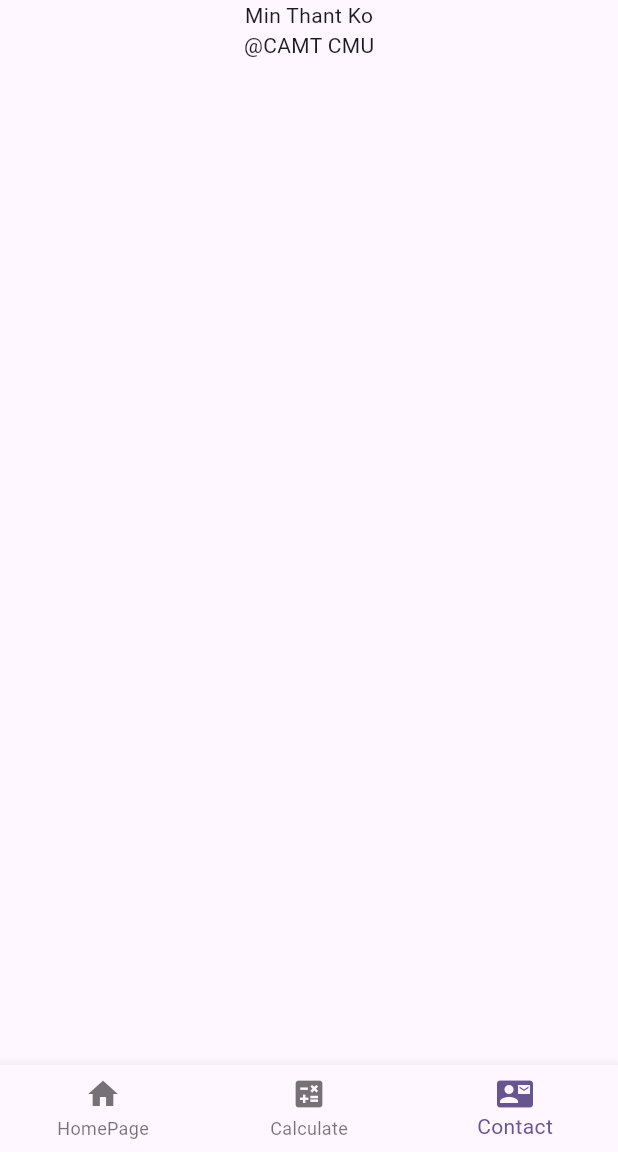
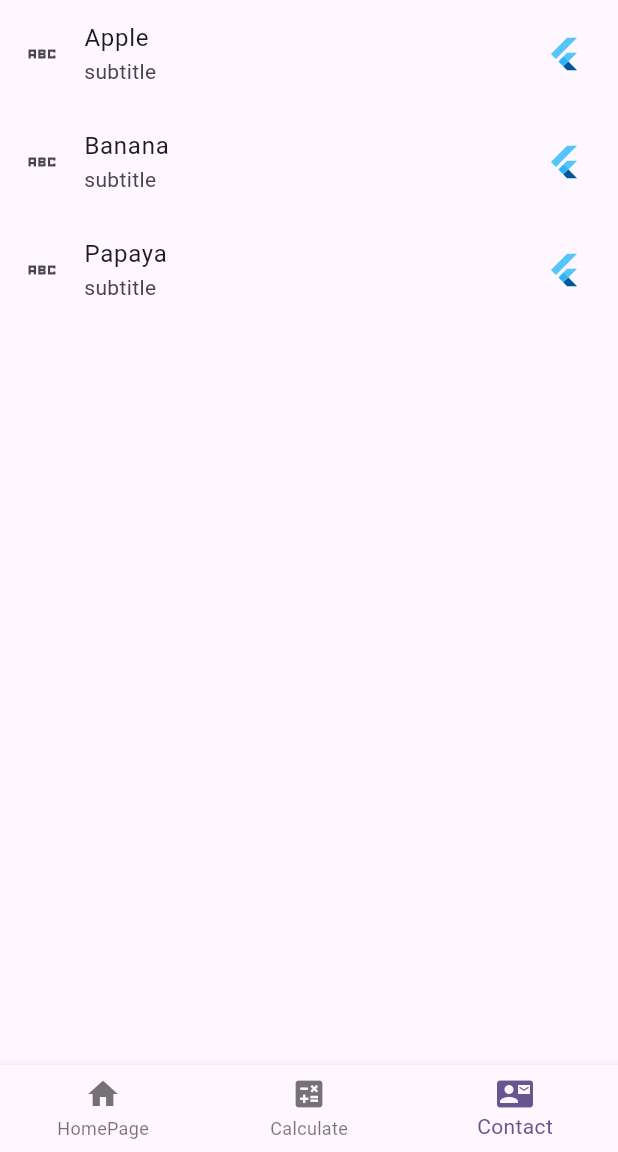
Before and after one commit to minthantko17/953464_firstapp, a Flutter app: the screen it shows after launch, item 3 of the bottom bar chosen, on a phone screen of 412 x 824 dp, the part 84-1236 px from its top. Run offline on Flutter 3.47's test engine with Material 3 defaults, Android fonts, the phone set to English and light mode, and no system bars; network calls fail.

Commit message:
add ListTile

```diff
--- a/lib/pages/contact.dart
+++ b/lib/pages/contact.dart
@@ -8,12 +8,37 @@ class ContactPage extends StatefulWidget {
 }
 
 class _ContactPageState extends State<ContactPage> {
+  List mydata = ['Apple', 'Banana', 'Papaya'];
   @override
   Widget build(BuildContext context) {
     return ListView(
       children: [
         Center(
-          child: Column(children: [Text("Min Thant Ko"), Text("@CAMT CMU")]),
+          child: Column(
+            children: [
+              ListTile(
+                onTap: () {},
+                leading: Icon(Icons.abc_sharp),
+                title: Text(mydata[0]),
+                subtitle: Text("subtitle"),
+                trailing: FlutterLogo(),
+              ),
+              ListTile(
+                onTap: () {},
+                leading: Icon(Icons.abc_sharp),
+                title: Text(mydata[1]),
+                subtitle: Text("subtitle"),
+                trailing: FlutterLogo(),
+              ),
+              ListTile(
+                onTap: () {},
+                leading: Icon(Icons.abc_sharp),
+                title: Text(mydata[2]),
+                subtitle: Text("subtitle"),
+                trailing: FlutterLogo(),
+              ),
+            ],
+          ),
         ),
       ],
     );
```
